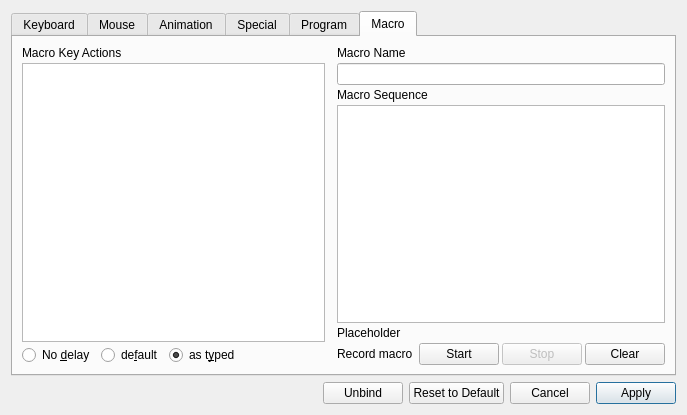
Above: src/gui/rebindwidget.ui from ckb-next/ckb-next before the change. Below: the same form after it.
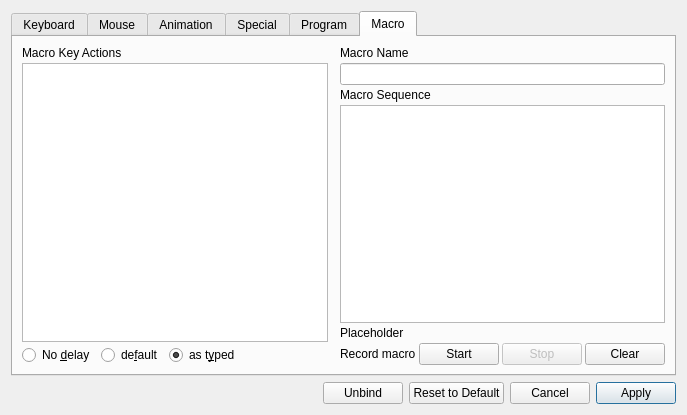
That is the form after the change. The open tabs and pages were chosen to show the change.

Patch:
```diff
--- a/src/gui/rebindwidget.ui
+++ b/src/gui/rebindwidget.ui
@@ -1492,7 +1492,7 @@
              <item>
               <widget class="QLabel" name="label">
                <property name="text">
-                <string>Record macro </string>
+                <string>Record macro</string>
                </property>
               </widget>
              </item>
```
Left out of the diff: 28 changed lines with no effect on the pictures.
